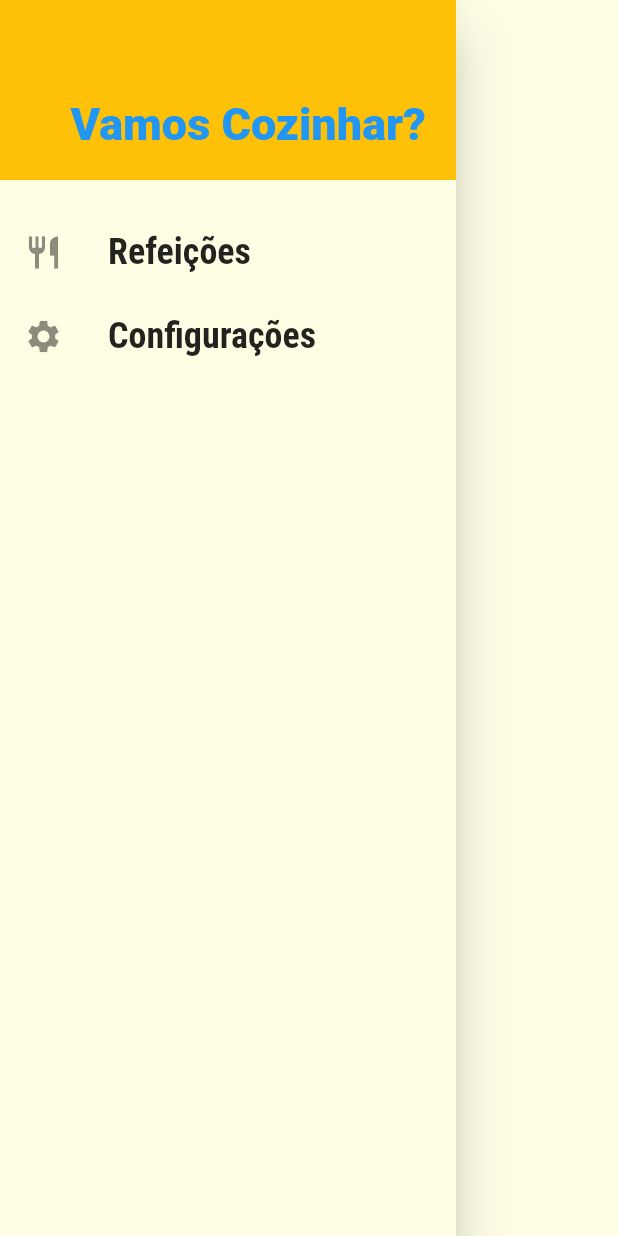
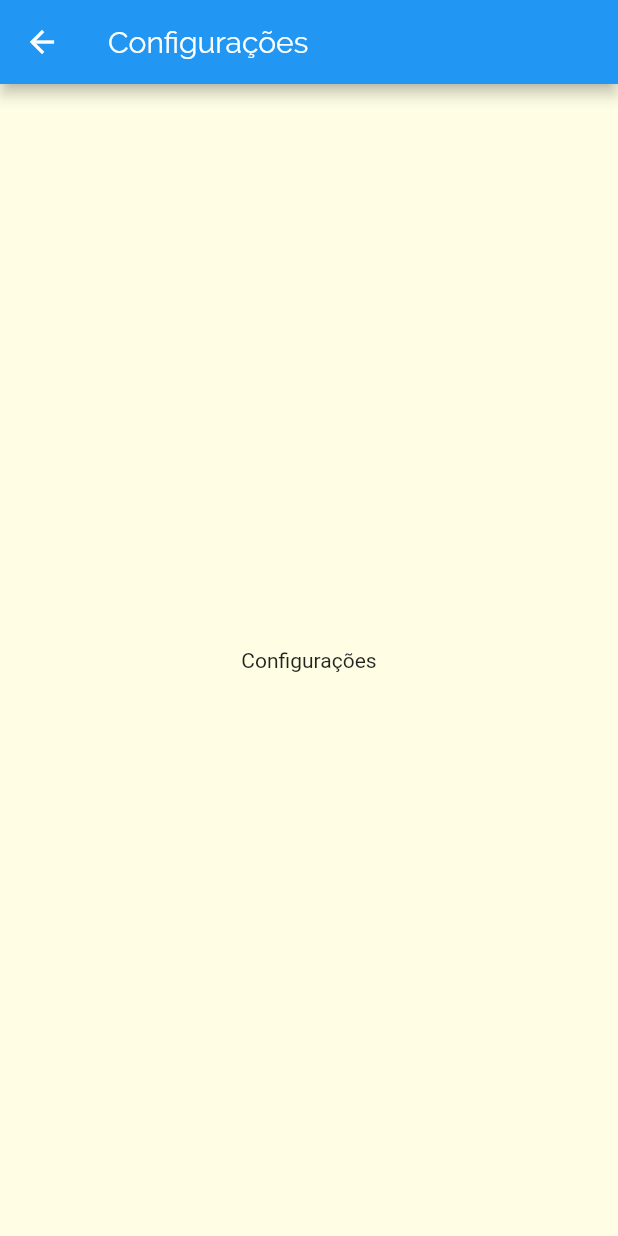
Before and after one commit to sergiohideki/appmeal, a Flutter app: the MainDrawer widget shown alone on an empty page, opened directly, after a tap on "Configurações", on a phone screen of 412 x 824 dp. Run offline on Flutter 3.47's test engine with Material 2 defaults, Android fonts, the phone set to English and light mode, and no system bars; network calls fail.

Commit message:
Navegando do nas opções do drawer para tela

```diff
--- a/meals/lib/components/main_drawer.dart
+++ b/meals/lib/components/main_drawer.dart
@@ -1,4 +1,6 @@
 import 'package:flutter/material.dart';
+
+import '../utils/app_routes.dart';
 
 class MainDrawer extends StatefulWidget {
   @override
@@ -6,7 +8,7 @@ class MainDrawer extends StatefulWidget {
 }
 
 class _MainDrawerState extends State<MainDrawer> {
-  Widget _createItem(IconData icon, String label) {
+  Widget _createItem(IconData icon, String label, Function onTap) {
     return ListTile(
       leading: Icon(
         icon,
@@ -20,7 +22,7 @@ class _MainDrawerState extends State<MainDrawer> {
           fontWeight: FontWeight.bold,
         ),
       ),
-      onTap: () {},
+      onTap: onTap,
     );
   }
 
@@ -45,8 +47,16 @@ class _MainDrawerState extends State<MainDrawer> {
             ),
           ),
           SizedBox(height: 20),
-          _createItem(Icons.restaurant, 'Refeições'),
-          _createItem(Icons.settings, 'Configurações'),
+          _createItem(
+            Icons.restaurant,
+            'Refeições',
+            () => Navigator.of(context).pushNamed(AppRoutes.HOME),
+          ),
+          _createItem(
+            Icons.settings,
+            'Configurações',
+            () => Navigator.of(context).pushNamed(AppRoutes.SETTINGS),
+          ),
         ],
       ),
     );
--- a/meals/lib/main.dart
+++ b/meals/lib/main.dart
@@ -1,5 +1,6 @@
 import 'package:flutter/material.dart';
 
+import 'screens/settings_screen.dart';
 import 'screens/tabs_screen.dart';
 import 'screens/categories_meals_screen.dart';
 import 'screens/meal_detail_screen.dart';
@@ -28,6 +29,7 @@ class MyApp extends StatelessWidget {
         AppRoutes.HOME: (ctx) => TabsScreen(),
         AppRoutes.CATEGORIES_MEALS: (ctx) => CategoriesMealsScreen(),
         AppRoutes.MEAL_DETAIL: (ctx) => MealDetailScreen(),
+        AppRoutes.SETTINGS: (ctx) => SettingsScreen(),
       },
     );
   }
--- /dev/null
+++ b/meals/lib/screens/settings_screen.dart
@@ -0,0 +1,15 @@
+import 'package:flutter/material.dart';
+
+class SettingsScreen extends StatelessWidget {
+  @override
+  Widget build(BuildContext context) {
+    return Scaffold(
+      appBar: AppBar(
+        title: Text('Configurações'),
+      ),
+      body: Center(
+        child: Text('Configurações'),
+      ),
+    );
+  }
+}
--- a/meals/lib/utils/app_routes.dart
+++ b/meals/lib/utils/app_routes.dart
@@ -2,4 +2,5 @@ class AppRoutes{
   static const HOME = '/';
   static const CATEGORIES_MEALS = '/categories_meals';
   static const MEAL_DETAIL = '/meal_detail';
+  static const SETTINGS = '/settings';
 }
```
